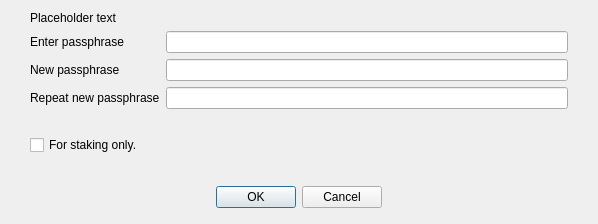
Old version of the form src/qt/forms/askpassphrasedialog.ui in the repository githubzon/qtum.
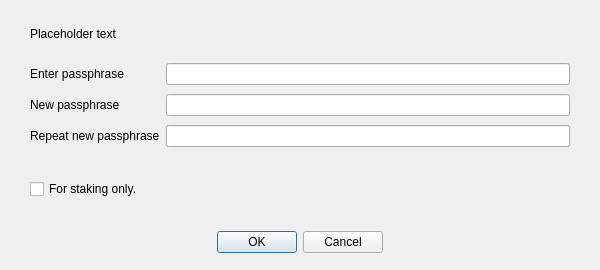
New version of the form.

Diff of the .ui file:
```diff
--- a/src/qt/forms/askpassphrasedialog.ui
+++ b/src/qt/forms/askpassphrasedialog.ui
@@ -6,8 +6,8 @@
    <rect>
     <x>0</x>
     <y>0</y>
-    <width>598</width>
-    <height>224</height>
+    <width>600</width>
+    <height>270</height>
    </rect>
   </property>
   <property name="sizePolicy">
@@ -67,6 +67,9 @@
        <property name="fieldGrowthPolicy">
         <enum>QFormLayout::AllNonFixedFieldsGrow</enum>
        </property>
+       <property name="verticalSpacing">
+        <number>9</number>
+       </property>
        <property name="bottomMargin">
         <number>10</number>
        </property>
```
